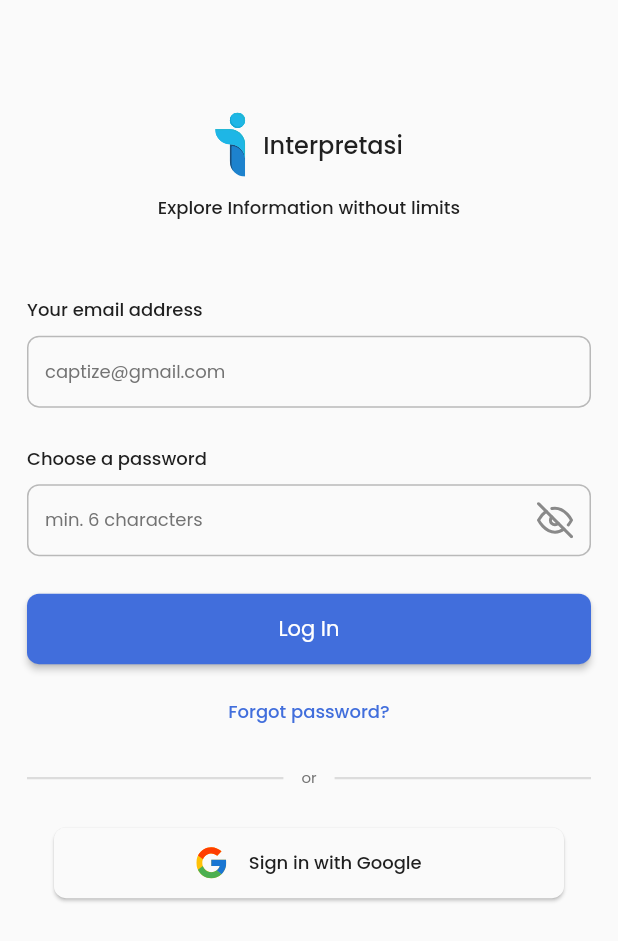
After one commit to dickyrey/interpretasi, a Flutter app: the LoginPage screen opened directly, on a phone screen of 412 x 824 dp. The commit adds this screen. Shown: the top 941 px of the screen. Run offline on Flutter 3.47's test engine with Material 2 defaults, Android fonts, the phone set to English and light mode, and no system bars; our stand-ins replace dartz, dots_indicator, equatable, flutter_bloc, flutter_feather_icons, flutter_spinkit and 11 more; accounts and stored records are empty; generated files the repository leaves out were written again; network calls fail; project files that could hold a hidden picture were left out.

Commit message:
Google sign in

```diff
--- a/lib/l10n/app_en.arb
+++ b/lib/l10n/app_en.arb
@@ -1,8 +1,27 @@
 {
+  "cannot_be_empty": "Cannot be empty",
+  "captize_gmail_com": "captize@gmail.com",
+  "choose_a_password": "Choose a password",
+  "close": "Close",
   "create_an_account": "Create an Account",
+  "email_address": "Email Address",
+  "enter_your_email_address": "Enter your email address",
+  "enter_your_phone_number": "Enter your phone number",
+  "explore_information_without_limits": "Explore Information without limits",
+  "forgot_password": "Forgot password?",
   "have_an_account": "Have an Account",
+  "interpretasi": "Interpretasi",
+  "invalid_email_address_format": "Invalid email address format",
+  "invalid_phone_number_format": "Invalid phone number format",
+  "login": "Log In",
+  "min_6_characters": "min. 6 characters",
   "next": "Next",
+  "or": "or",
+  "password": "Password",
+  "sign_in_with_google": "Sign in with Google",
   "skip": "Skip",
   "something_went_wrong": "Something Went Wrong",
-  "we_encountered_an_error_while_trying_to_connect_to_our_server_please_try_after_some_again": "We encountered an error while trying to connect to our server. Please try after some again."
+  "text_too_short": "Text too short",
+  "we_encountered_an_error_while_trying_to_connect_to_our_server_please_try_after_some_again": "We encountered an error while trying to connect to our server. Please try after some again.",
+  "your_email_address": "Your email address"
 }
--- a/lib/src/common/const.dart
+++ b/lib/src/common/const.dart
@@ -18,13 +18,16 @@
   // SVG Assets
   static const String logo = 'assets/logo.svg';
   static const String error = 'assets/error.svg';
+  static const String google = 'assets/google.svg';
 
   // PNG Assets
 }
 
 class ExceptionMessage {
   static const String internetNotConnected = 'internet-not-connected';
+  static const String invalidToken = 'invalid-token';
   static const String userAlreadyExist = 'user-already-exist';
   static const String wrongPassword = 'wrong-password';
   static const String userNotFound = 'user-not-found';
+  static const String signInCancelled = 'sign-in-cancelled';
 }
--- a/lib/src/common/enums.dart
+++ b/lib/src/common/enums.dart
@@ -5,3 +5,5 @@
 enum HeadingTileType { normal, dropdown }
 
 enum MapPermission { granted, denied, unkown }
+
+enum SnackbarType { error, success, info }
--- a/lib/src/common/themes.dart
+++ b/lib/src/common/themes.dart
@@ -58,12 +58,12 @@
         fontWeight: FontWeight.w500,
       ),
       titleMedium: GoogleFonts.poppins(
-        color: ColorLight.fontSubtitle,
+        color: ColorLight.fontTitle,
         fontSize: 12,
         fontWeight: FontWeight.w500,
       ),
       titleSmall: GoogleFonts.poppins(
-        color: ColorLight.fontSubtitle,
+        color: ColorLight.fontTitle,
         fontSize: 10,
         fontWeight: FontWeight.w500,
       ),
--- a/lib/src/domain/entities/time_zone.dart
+++ /dev/null
@@ -1,31 +0,0 @@
-import 'package:equatable/equatable.dart';
-
-class TimeZone extends Equatable {
-  const TimeZone({
-    required this.abbreviation,
-    required this.datetime,
-    required this.unixtime,
-    required this.utcDatetime,
-  });
-
-  final String abbreviation;
-  final DateTime datetime;
-  final int unixtime;
-  final DateTime utcDatetime;
-
-  Map<String, dynamic> toJson() {
-    return {
-      'datetime': datetime.toIso8601String(),
-      'unixtime': unixtime,
-      'utc_datetime': utcDatetime.toIso8601String(),
-    };
-  }
-
-  @override
-  List<Object?> get props => [
-        abbreviation,
-        datetime,
-        unixtime,
-        utcDatetime,
-      ];
-}
--- a/lib/src/presentation/pages/error_page.dart
+++ b/lib/src/presentation/pages/error_page.dart
@@ -1,8 +1,10 @@
 import 'package:flutter/material.dart';
+import 'package:flutter_bloc/flutter_bloc.dart';
 import 'package:flutter_gen/gen_l10n/app_localizations.dart';
 import 'package:flutter_svg/flutter_svg.dart';
 import 'package:interpretasi/src/common/const.dart';
 import 'package:interpretasi/src/common/screens.dart';
+import 'package:interpretasi/src/presentation/bloc/auth/auth_watcher/auth_watcher_bloc.dart';
 import 'package:interpretasi/src/presentation/widgets/elevated_button_widget.dart';
 
 class ErrorPage extends StatelessWidget {
@@ -42,6 +44,9 @@
             ElevatedButtonWidget(
               onTap: () {
                 Navigator.pop(context);
+                context
+                    .read<AuthWatcherBloc>()
+                    .add(const AuthWatcherEvent.signOut());
               },
               label: 'Kembali',
             )
--- /dev/null
+++ b/lib/src/presentation/pages/login_page.dart
@@ -0,0 +1,260 @@
+import 'dart:convert';
+
+import 'package:crypto/crypto.dart';
+import 'package:flutter/material.dart';
+import 'package:flutter_bloc/flutter_bloc.dart';
+import 'package:flutter_feather_icons/flutter_feather_icons.dart';
+import 'package:flutter_gen/gen_l10n/app_localizations.dart';
+import 'package:flutter_svg/flutter_svg.dart';
+import 'package:interpretasi/src/common/const.dart';
+import 'package:interpretasi/src/common/enums.dart';
+import 'package:interpretasi/src/common/routes.dart';
+import 'package:interpretasi/src/presentation/bloc/auth/auth_watcher/auth_watcher_bloc.dart';
+import 'package:interpretasi/src/presentation/bloc/auth/sign_in_with_email_form/sign_in_with_email_form_bloc.dart';
+import 'package:interpretasi/src/presentation/bloc/auth/sign_in_with_google_actor/sign_in_with_google_actor_bloc.dart';
+import 'package:interpretasi/src/presentation/bloc/time_zone_watcher/time_zone_watcher_bloc.dart';
+import 'package:interpretasi/src/presentation/widgets/elevated_button_widget.dart';
+import 'package:interpretasi/src/presentation/widgets/text_form_field_widget.dart';
+import 'package:interpretasi/src/utilities/snackbar.dart';
+
+class LoginPage extends StatelessWidget {
+  const LoginPage({super.key});
+
+  @override
+  Widget build(BuildContext context) {
+    final formKey = GlobalKey<FormState>();
+    final theme = Theme.of(context);
+    final lang = AppLocalizations.of(context)!;
+
+    return MultiBlocListener(
+      listeners: [
+        BlocListener<SignInWithGoogleActorBloc, SignInWithGoogleActorState>(
+          listener: (context, state) {
+            state.maybeMap(
+              orElse: () {},
+              signInFailure: (state) {
+                if (state.message == ExceptionMessage.invalidToken) {
+                  final snack = showSnackbar(
+                    context,
+                    type: SnackbarType.error,
+                    labelText: 'Terjadi kesalahan mohon coba lagi',
+                    labelButton: lang.close,
+                    onTap: () {},
+                  );
+                  ScaffoldMessenger.of(context).showSnackBar(snack);
+                }
+              },
+              signInSuccess: (_) {
+                final snack = showSnackbar(
+                  context,
+                  type: SnackbarType.success,
+                  labelText: 'Success',
+                  labelButton: lang.close,
+                  onTap: () {},
+                );
+                ScaffoldMessenger.of(context).showSnackBar(snack);
+                // context
+                //     .read<AuthWatcherBloc>()
+                //     .add(const AuthWatcherEvent.authCheckRequested());
+                // Navigator.pushNamedAndRemoveUntil(
+                //   context,
+                //   HOME,
+                //   (route) => false,
+                // );
+              },
+            );
+          },
+        ),
+        BlocListener<SignInWithEmailFormBloc, SignInWithEmailFormState>(
+          listener: (context, state) {
+            if (state.state == RequestState.loaded) {
+              context
+                  .read<SignInWithEmailFormBloc>()
+                  .add(const SignInWithEmailFormEvent.initial());
+              Navigator.pushNamedAndRemoveUntil(
+                context,
+                SPLASH,
+                (route) => false,
+              );
+            } else if (state.state == RequestState.error &&
+                state.message == ExceptionMessage.wrongPassword) {
+              showSnackbar(
+                context,
+                type: SnackbarType.error,
+                labelText:
+                    'Incorrect password. Try again or click Forgot password to reset.',
+                labelButton: lang.close,
+                onTap: () {},
+              );
+            } else if (state.state == RequestState.error &&
+                state.message == ExceptionMessage.userNotFound) {
+              showSnackbar(
+                context,
+                type: SnackbarType.error,
+                labelText: 'Couldnt find the account with that email',
+                labelButton: lang.close,
+                onTap: () {},
+              );
+            }
+          },
+        ),
+      ],
+      child: BlocBuilder<SignInWithEmailFormBloc, SignInWithEmailFormState>(
+        builder: (context, state) {
+          return Scaffold(
+            body: SingleChildScrollView(
+              padding: const EdgeInsets.symmetric(horizontal: Const.margin),
+              child: Column(
+                crossAxisAlignment: CrossAxisAlignment.start,
+                children: [
+                  const SizedBox(height: Const.space25 * 3),
+                  Row(
+                    mainAxisAlignment: MainAxisAlignment.center,
+                    children: [
+                      SvgPicture.asset(
+                        Assets.logo,
+                        width: 20,
+                      ),
+                      const SizedBox(width: Const.space12),
+                      Text(
+                        lang.interpretasi,
+                        style: theme.textTheme.headlineSmall,
+                      ),
+                    ],
+                  ),
+                  const SizedBox(height: Const.space12),
+                  Center(
+                    child: Text(
+                      lang.explore_information_without_limits,
+                      style: theme.textTheme.titleMedium,
+                      textAlign: TextAlign.center,
+                    ),
+                  ),
+                  const SizedBox(height: Const.space50),
+                  Text(
+                    lang.your_email_address,
+                    style: theme.textTheme.titleMedium,
+                    textAlign: TextAlign.start,
+                  ),
+                  const SizedBox(height: Const.space8),
+                  TextFormFieldWidget(
+                    hintText: lang.captize_gmail_com,
+                    textFieldType: TextFieldType.email,
+                    onChanged: (v) {
+                      context
+                          .read<SignInWithEmailFormBloc>()
+                          .add(SignInWithEmailFormEvent.emailOnChanged(v));
+                    },
+                  ),
+                  const SizedBox(height: Const.space25),
+                  Text(
+                    lang.choose_a_password,
+                    style: theme.textTheme.titleMedium,
+                    textAlign: TextAlign.start,
+                  ),
+                  const SizedBox(height: Const.space8),
+                  TextFormFieldWidget(
+                    obscureText: state.obscureText,
+                    hintText: lang.min_6_characters,
+                    suffixIcon: IconButton(
+                      onPressed: () {
+                        context.read<SignInWithEmailFormBloc>().add(
+                              const SignInWithEmailFormEvent
+                                  .obscureTextPressed(),
+                            );
+                      },
+                      icon: Icon(
+                        state.obscureText == true
+                            ? FeatherIcons.eyeOff
+                            : FeatherIcons.eye,
+                      ),
+                    ),
+                    onChanged: (v) {
+                      context
+                          .read<SignInWithEmailFormBloc>()
+                          .add(SignInWithEmailFormEvent.emailOnChanged(v));
+                    },
+                  ),
+                  const SizedBox(height: Const.space25),
+                  ElevatedButtonWidget(
+                    label: lang.login,
+                    isLoading: (state.isSubmitting == true) ? true : false,
+                    onTap: () {
+                      context
+                          .read<SignInWithEmailFormBloc>()
+                          .add(const SignInWithEmailFormEvent.signInPressed());
+                    },
+                  ),
+                  const SizedBox(height: Const.space8),
+                  Align(
+                    child: TextButton(
+                      onPressed: () => Navigator.pushNamed(
+                        context,
+                        FORGOT_PASSWORD,
+                      ),
+                      child: Text(
+                        lang.forgot_password,
+                        style: theme.textTheme.titleMedium?.copyWith(
+                          color: theme.primaryColor,
+                        ),
+                      ),
+                    ),
+                  ),
+                  const SizedBox(height: Const.space12),
+                  Row(
+                    children: [
+                      const Expanded(child: Divider(thickness: 1.5)),
+                      const SizedBox(width: Const.space12),
+                      Text(
+                        lang.or,
+                        style: theme.textTheme.bodySmall,
+                        textAlign: TextAlign.start,
+                      ),
+                      const SizedBox(width: Const.space12),
+                      const Expanded(child: Divider(thickness: 1.5)),
+                    ],
+                  ),
+                  const SizedBox(height: Const.space25),
+                  ElevatedButtonWidget(
+                    color: theme.colorScheme.background,
+                    margin:
+                        const EdgeInsets.symmetric(horizontal: Const.margin),
+                    elevation: 1,
+                    child: Row(
+                      mainAxisSize: MainAxisSize.min,
+                      children: [
+                        SvgPicture.asset(
+                          Assets.google,
+                          width: 20,
+                        ),
+                        const SizedBox(width: Const.space15),
+                        Text(
+                          lang.sign_in_with_google,
+                          style: theme.textTheme.titleMedium,
+                        )
+                      ],
+                    ),
+                    onTap: () {
+                      final state = context.read<TimeZoneWatcherBloc>().state;
+                      String generateSHA256(String data) {
+                        final bytes = utf8.encode(data);
+                        final hash = sha256.convert(bytes);
+                        return hash.toString();
+                      }
+
+                      context.read<SignInWithGoogleActorBloc>().add(
+                            SignInWithGoogleActorEvent.googleSignIn(
+                              generateSHA256(state.dateTime),
+                            ),
+                          );
+                    },
+                  )
+                ],
+              ),
+            ),
+          );
+        },
+      ),
+    );
+  }
+}
--- a/lib/src/presentation/pages/splash_page.dart
+++ b/lib/src/presentation/pages/splash_page.dart
@@ -4,6 +4,7 @@
 import 'package:google_sign_in/google_sign_in.dart';
 import 'package:interpretasi/src/common/const.dart';
 import 'package:interpretasi/src/common/routes.dart';
+import 'package:interpretasi/src/common/screens.dart';
 import 'package:interpretasi/src/presentation/bloc/auth/auth_watcher/auth_watcher_bloc.dart';
 import 'package:interpretasi/src/presentation/bloc/time_zone_watcher/time_zone_watcher_bloc.dart';
 
@@ -50,7 +51,10 @@
           );
         },
         child: Center(
-          child: SvgPicture.asset(Assets.logo),
+          child: SvgPicture.asset(
+            Assets.logo,
+            height: 100,
+          ),
         ),
       ),
     );
--- /dev/null
+++ b/lib/src/presentation/widgets/text_form_field_widget.dart
@@ -0,0 +1,153 @@
+import 'package:flutter/material.dart';
+import 'package:flutter/services.dart';
+import 'package:flutter_gen/gen_l10n/app_localizations.dart';
+import 'package:form_field_validator/form_field_validator.dart';
+import 'package:interpretasi/src/common/const.dart';
+
+enum TextFieldType { email, text, phone }
+
+class TextFormFieldWidget extends StatelessWidget {
+  const TextFormFieldWidget({
+    super.key,
+    this.controller,
+    this.textFieldType = TextFieldType.text,
+    this.hintText,
+    this.helperText,
+    this.onChanged,
+    this.maxLength,
+    this.prefixIcon,
+    this.suffixIcon,
+    this.obscureText = false,
+    this.maxLines = 1,
+    this.helperMaxLines,
+    this.textAlign = TextAlign.left,
+    this.inputFormatters,
+    this.enabled = true,
+    this.textInputAction,
+    this.textInputType,
+    this.minLength = 1,
+    this.errorText,
+  });
+
+  final TextEditingController? controller;
+  final TextFieldType textFieldType;
+  final String? hintText;
+  final String? helperText;
+  final String? errorText;
+  final Widget? prefixIcon;
+  final Widget? suffixIcon;
+  final bool? obscureText;
+  final int? maxLines;
+  final int? helperMaxLines;
+  final int? maxLength;
+  final TextAlign? textAlign;
+  final List<TextInputFormatter>? inputFormatters;
+  final bool enabled;
+  final ValueChanged<String>? onChanged;
+  final TextInputAction? textInputAction;
+  final TextInputType? textInputType;
+  final int minLength;
+
+  @override
+  Widget build(BuildContext context) {
+    final theme = Theme.of(context);
+    final lang = AppLocalizations.of(context)!;
+
+    TextInputType keyboardType(TextFieldType textFieldType) {
+      switch (textFieldType) {
+        case TextFieldType.email:
+          return TextInputType.emailAddress;
+        case TextFieldType.text:
+          return TextInputType.text;
+        case TextFieldType.phone:
+          return TextInputType.phone;
+      }
+    }
+
+    MultiValidator validatorOption(
+      TextFieldType textFieldType, {
+      String? errorText,
+    }) {
+      switch (textFieldType) {
+        case TextFieldType.email:
+          return MultiValidator([
+            RequiredValidator(
+              errorText: lang.enter_your_email_address,
+            ),
+            EmailValidator(
+              errorText: lang.invalid_email_address_format,
+            )
+          ]);
+        case TextFieldType.text:
+          return MultiValidator([
+            RequiredValidator(
+              errorText: errorText ?? lang.cannot_be_empty,
+            ),
+            MinLengthValidator(
+              2,
+              errorText: lang.text_too_short,
+            )
+          ]);
+        case TextFieldType.phone:
+          return MultiValidator([
+            RequiredValidator(
+              errorText: errorText ?? lang.enter_your_phone_number,
+            ),
+            MinLengthValidator(
+              7,
+              errorText: lang.invalid_phone_number_format,
+            ),
+            PatternValidator(
+              r'^[0-9]+$',
+              errorText: lang.invalid_phone_number_format,
+            ),
+          ]);
+      }
+    }
+
+    return TextFormField(
+      controller: controller,
+      maxLines: maxLines,
+      maxLength: maxLength,
+      enabled: enabled,
+      onChanged: onChanged,
+      textAlign: textAlign ?? TextAlign.left,
+      obscureText: obscureText ?? false,
+      style: theme.textTheme.titleMedium,
+      inputFormatters: inputFormatters ?? [],
+      keyboardType: textInputType ?? keyboardType(textFieldType),
+      validator: validatorOption(textFieldType, errorText: errorText),
+      textInputAction: textInputAction,
+      decoration: InputDecoration(
+        hintText: hintText,
+        hintStyle: theme.textTheme.bodyMedium,
+        suffixIcon: suffixIcon,
+        prefixIcon: prefixIcon,
+        helperMaxLines: helperMaxLines,
+        helperText: helperText,
+        helperStyle: theme.textTheme.bodySmall,
+        contentPadding: const EdgeInsets.symmetric(horizontal: Const.space12),
+        enabledBorder: OutlineInputBorder(
+          borderRadius: BorderRadius.circular(Const.radius),
+          borderSide: BorderSide(color: theme.disabledColor),
+        ),
+        focusedBorder: OutlineInputBorder(
+          borderRadius: BorderRadius.circular(Const.radius),
+          borderSide: BorderSide(color: theme.primaryColor),
+        ),
+        errorBorder: OutlineInputBorder(
+          borderRadius: BorderRadius.circular(Const.radius),
+          borderSide: BorderSide(color: theme.colorScheme.error),
+        ),
+        focusedErrorBorder: OutlineInputBorder(
+          borderRadius: BorderRadius.circular(Const.radius),
+          borderSide: BorderSide(color: theme.colorScheme.error),
+        ),
+        disabledBorder: OutlineInputBorder(
+          borderRadius: BorderRadius.circular(Const.radius),
+          borderSide: BorderSide(color: theme.disabledColor),
+        ),
+      ),
+    );
+  }
+}
--- a/pubspec.yaml
+++ b/pubspec.yaml
@@ -8,6 +8,7 @@
   sdk: '>=2.19.0 <3.0.0'
 
 dependencies:
+  crypto: ^3.0.2
   cupertino_icons: ^1.0.5
   dartz: ^0.10.1
   dots_indicator: ^2.1.0
@@ -21,6 +22,7 @@
   flutter_spinkit: ^5.1.0
   flutter_svg: ^2.0.0+1
   fluttertoast: ^8.1.2
+  form_field_validator: ^1.1.0
   freezed_annotation: ^2.2.0
   get_it: ^7.2.0
   google_fonts: ^4.0.1
```
Also changed, not shown: lib/src/data/datasources/auth_data_source.dart (+6 -2 lines), lib/src/presentation/pages/on_boarding_page.dart (+1 -8 lines), lib/src/utilities/route_generator.dart (+5 -12 lines), lib/src/utilities/snackbar.dart (added, +39 -0 lines), assets/google.svg (added), assets/logo.svg, pubspec.lock, 1 other file.
